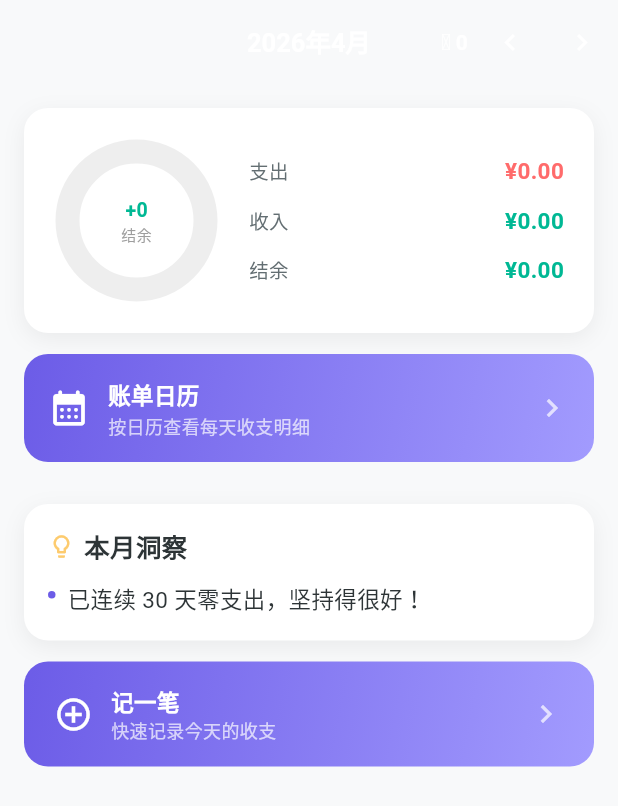
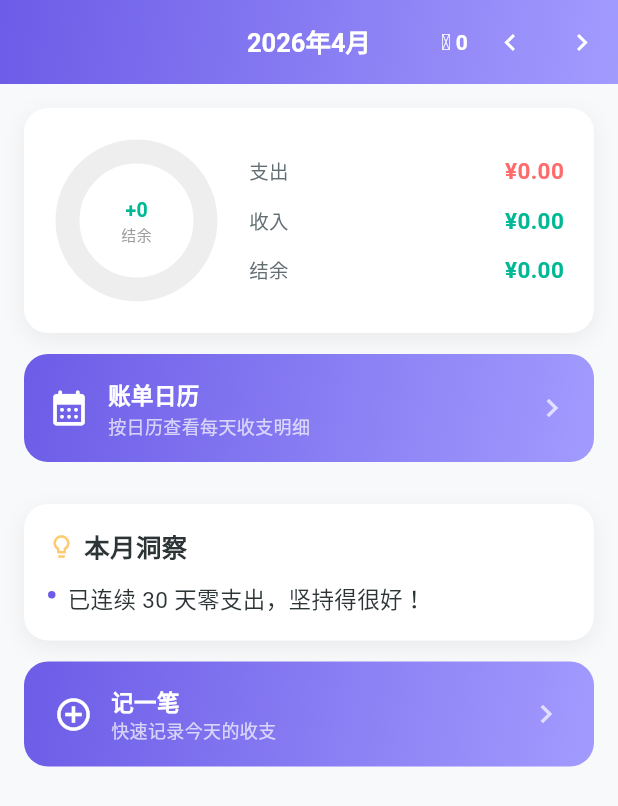
Before and after one commit to trvaelmq/ads_billtrack, a Flutter app: the HomeView screen opened directly, after a tap on the "chevron left" icon, on a phone screen of 412 x 824 dp. Shown: the top 806 px of the screen. Run offline on Flutter 3.47's test engine with Material 3 defaults, Android fonts, the phone set to English and light mode, and no system bars; drawn by our look-alikes of fl_chart; our stand-ins replace flutter_local_notifications, get, hive, hive_flutter, shared_preferences; accounts and stored records are empty.

Commit message:
fix: move gradient into body Column so AppBar renders above it

```diff
--- a/lib/modules/home/home_view.dart
+++ b/lib/modules/home/home_view.dart
@@ -21,15 +21,6 @@ class HomeView extends StatelessWidget {
     final statusBarH = MediaQuery.of(context).padding.top;
 
     return Stack(children: [
-      Positioned(
-        top: 0,
-        left: 0,
-        right: 0,
-        child: Container(
-          height: statusBarH + 56,
-          decoration: const BoxDecoration(gradient: AppTheme.primaryGradient),
-        ),
-      ),
       Scaffold(
         extendBodyBehindAppBar: true,
         appBar: AppBar(
@@ -85,9 +76,14 @@ class HomeView extends StatelessWidget {
             budgets: StorageService.budgets,
           );
 
-          return ListView(
-            padding: EdgeInsets.only(
-                top: statusBarH + 56 + 16, bottom: 24, left: 0, right: 0),
+          return Column(children: [
+            Container(
+              height: statusBarH + 56,
+              decoration: const BoxDecoration(gradient: AppTheme.primaryGradient),
+            ),
+            Expanded(
+              child: ListView(
+                padding: const EdgeInsets.only(top: 16, bottom: 24),
                 children: [
                   if (overBudget.isNotEmpty)
                     Padding(
@@ -126,7 +122,9 @@ class HomeView extends StatelessWidget {
                         onTap: () => Get.toNamed(Routes.addBill)),
                   ),
                 ],
-          );
+              ),
+            ),
+          ]);
         }),
       ),
       Obx(() => ad.showCoinAnimation.value
```
Lines whose indentation alone changed are shown as unchanged.
